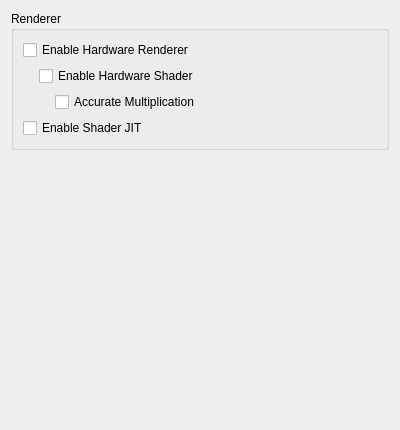
Old version of the form src/citra_qt/configuration/configure_graphics.ui in the repository PabloMK7/citra.
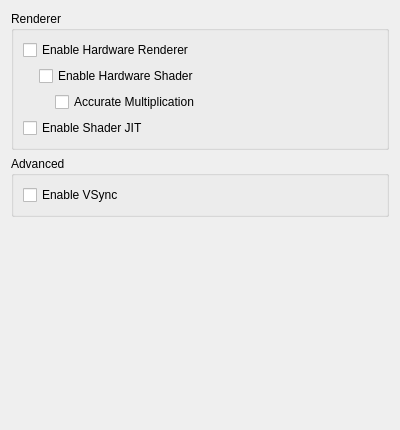
New version of the form.

Commit message: Reintroduce a vsync option for people with really bad drivers

What changed in the file:
```diff
--- a/src/citra_qt/configuration/configure_graphics.ui
+++ b/src/citra_qt/configuration/configure_graphics.ui
@@ -105,6 +105,25 @@
      </layout>
     </widget>
    </item>
+   <item>
+    <widget class="QGroupBox" name="groupBox">
+     <property name="title">
+      <string>Advanced</string>
+     </property>
+     <layout class="QVBoxLayout" name="verticalLayout_2">
+      <item>
+       <widget class="QCheckBox" name="toggle_vsync_new">
+        <property name="toolTip">
+         <string>VSync prevents the screen from tearing, but some graphics cards have lower performance with VSync enabled. Keep it enabled if you don't notice a performance difference.</string>
+        </property>
+        <property name="text">
+         <string>Enable VSync</string>
+        </property>
+       </widget>
+      </item>
+     </layout>
+    </widget>
+   </item>
    <item>
     <spacer name="verticalSpacer">
      <property name="orientation">
```
The commit also changes 7 other files.
